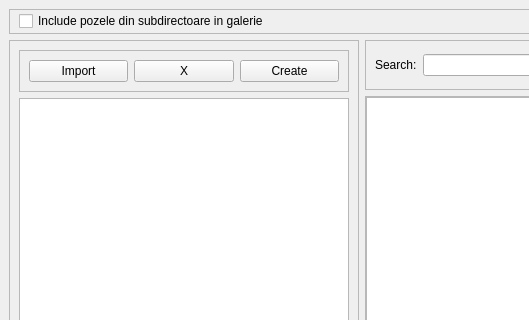
This is interfata.ui in Flavius-George/Licenta as Qt 5 draws it before an edit; both pictures show x 0 to 529 and y 0 to 320 of the 1022 by 792 pixel window. The edited form follows.
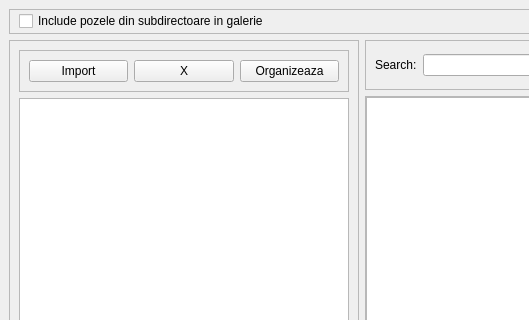
This is the edited form.

Diff of the .ui file:
```diff
--- a/interfata.ui
+++ b/interfata.ui
@@ -115,7 +115,7 @@
              </size>
             </property>
             <property name="text">
-             <string>Create</string>
+             <string>Organizeaza</string>
             </property>
            </widget>
           </item>
```
Left out of the diff: 2 changed lines with no effect on the pictures.
